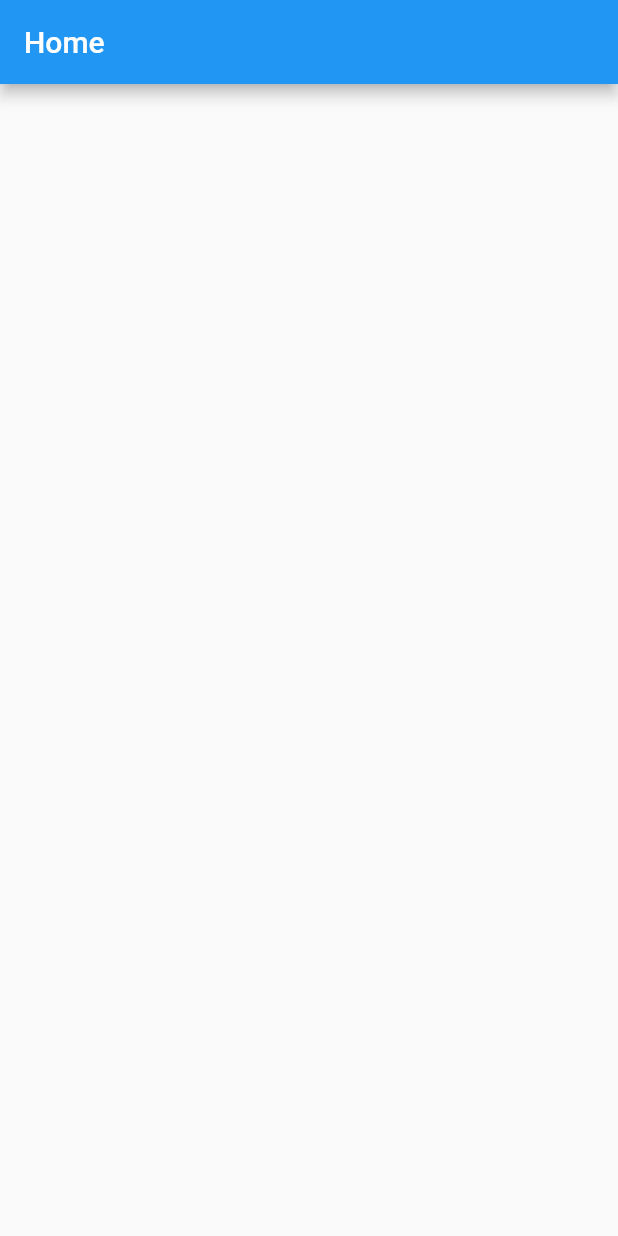
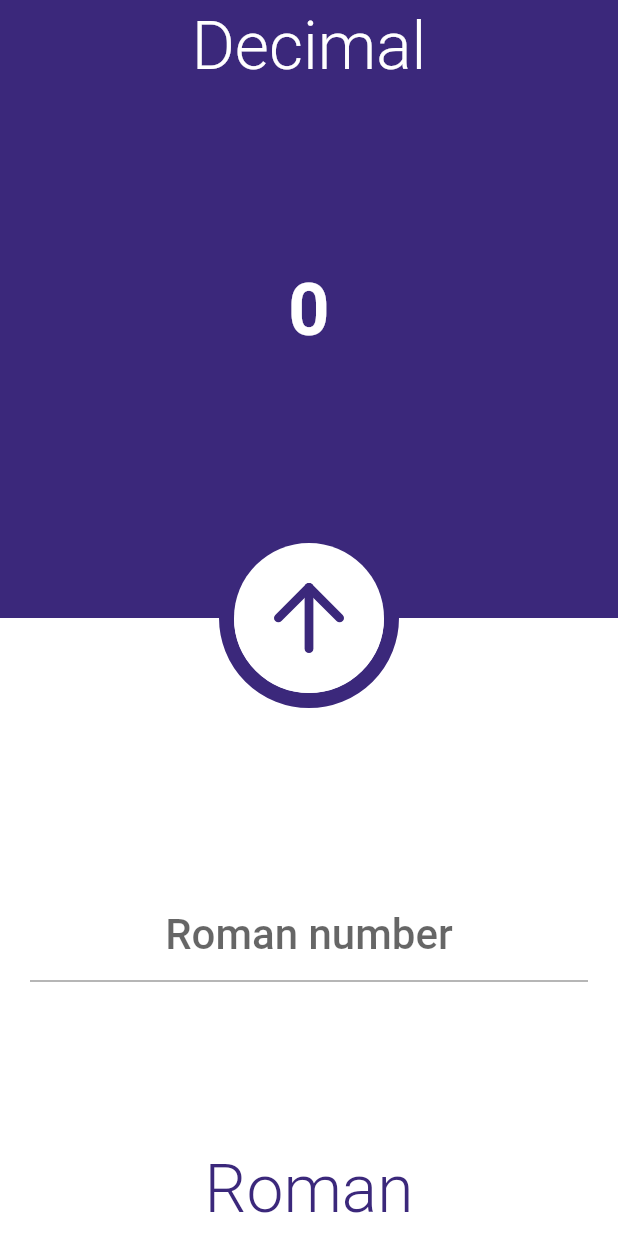
Before and after one commit to bmsrangel/app-ideas_roman2decimal, a Flutter app: the screen it shows after launch, on a phone screen of 412 x 824 dp. Run offline on Flutter 3.47's test engine with Material 2 defaults, Android fonts, the phone set to English and light mode, and no system bars; our stand-ins replace bloc, flutter_bloc, flutter_icons.

Commit message:
Implemented interface with error catching and cubit

```diff
--- /dev/null
+++ b/lib/app/modules/home/cubit/decimal_cubit.dart
@@ -0,0 +1,23 @@
+import 'package:bloc/bloc.dart';
+import 'package:meta/meta.dart';
+
+import '../../../shared/exceptions/argument_exception.dart';
+import '../../../utils/roman_decimal_converter.dart';
+
+part 'decimal_state.dart';
+
+class DecimalCubit extends Cubit<DecimalState> {
+  DecimalCubit(this._converter) : super(DecimalInitial());
+
+  final RomanDecimalConverter _converter;
+
+  void rom2dec(String value) {
+    emit(DecimalConverting());
+    try {
+      final int result = _converter.rom2dec(value);
+      emit(DecimalResult(result));
+    } on ArgumentException catch (e) {
+      emit(DecimalError(e.message));
+    }
+  }
+}
--- /dev/null
+++ b/lib/app/modules/home/cubit/decimal_state.dart
@@ -0,0 +1,24 @@
+part of 'decimal_cubit.dart';
+
+@immutable
+abstract class DecimalState {
+  const DecimalState();
+}
+
+class DecimalInitial extends DecimalState {
+  const DecimalInitial();
+}
+
+class DecimalConverting extends DecimalState {
+  const DecimalConverting();
+}
+
+class DecimalResult extends DecimalState {
+  final int result;
+  const DecimalResult(this.result);
+}
+
+class DecimalError extends DecimalState {
+  final String message;
+  const DecimalError(this.message);
+}
--- a/lib/app/modules/home/pages/home_page.dart
+++ b/lib/app/modules/home/pages/home_page.dart
@@ -1,4 +1,7 @@
 import 'package:flutter/material.dart';
+import 'package:flutter_bloc/flutter_bloc.dart';
+import 'package:flutter_icons/flutter_icons.dart';
+import 'package:roman2decimal/app/modules/home/cubit/decimal_cubit.dart';
 
 class HomePage extends StatefulWidget {
   @override
@@ -6,13 +9,142 @@ class HomePage extends StatefulWidget {
 }
 
 class _HomePageState extends State<HomePage> {
+  final TextEditingController _rom$ = TextEditingController();
+
   @override
   Widget build(BuildContext context) {
+    final Color primaryColor = Theme.of(context).primaryColor;
+
     return Scaffold(
-      appBar: AppBar(
-        title: Text('Home'),
+      backgroundColor: primaryColor,
+      body: SafeArea(
+        child: Container(
+          child: Stack(
+            children: [
+              Column(
+                children: [
+                  Expanded(
+                    child: Container(
+                      alignment: Alignment.center,
+                      child: BlocConsumer<DecimalCubit, DecimalState>(
+                        listener: (context, state) {
+                          if (state is DecimalError) {
+                            Scaffold.of(context).showSnackBar(SnackBar(
+                              content: Text(state.message),
+                              backgroundColor: Colors.red[600],
+                            ));
+                          }
+                        },
+                        builder: (context, state) {
+                          if (state is DecimalResult) {
+                            return Text(
+                              state.result.toString(),
+                              style: TextStyle(
+                                color: Colors.white,
+                                fontSize: 48.0,
+                                fontWeight: FontWeight.bold,
+                              ),
+                            );
+                          } else {
+                            return Text(
+                              "0",
+                              style: TextStyle(
+                                color: Colors.white,
+                                fontSize: 48.0,
+                                fontWeight: FontWeight.bold,
+                              ),
+                            );
+                          }
+                        },
+                      ),
+                    ),
+                  ),
+                  Expanded(
+                    child: Container(
+                      alignment: Alignment.center,
+                      padding: const EdgeInsets.symmetric(horizontal: 20.0),
+                      color: Colors.white,
+                      child: TextField(
+                        controller: _rom$,
+                        cursorColor: primaryColor,
+                        decoration: InputDecoration(
+                          hintText: "Roman number",
+                          hintStyle: TextStyle(
+                            fontSize: 28.0,
+                          ),
+                        ),
+                        maxLines: 1,
+                        textAlign: TextAlign.center,
+                        textCapitalization: TextCapitalization.characters,
+                        style: TextStyle(
+                          color: primaryColor,
+                          fontSize: 42.0,
+                          fontWeight: FontWeight.w500,
+                        ),
+                      ),
+                    ),
+                  ),
+                ],
+              ),
+              Align(
+                alignment: Alignment.center,
+                child: Container(
+                  width: 120.0,
+                  height: 120.0,
+                  decoration: BoxDecoration(
+                    color: Colors.transparent,
+                    shape: BoxShape.circle,
+                    border: Border.all(
+                      color: primaryColor,
+                      width: 10.0,
+                    ),
+                  ),
+                  child: GestureDetector(
+                    onTap: () {
+                      context.bloc<DecimalCubit>().rom2dec(_rom$.text);
+                    },
+                    child: Container(
+                      decoration: BoxDecoration(
+                        color: Colors.white,
+                        shape: BoxShape.circle,
+                      ),
+                      child: Icon(
+                        Feather.arrow_up,
+                        color: primaryColor,
+                        size: 70.0,
+                      ),
+                    ),
+                  ),
+                ),
+              ),
+              Container(
+                padding: const EdgeInsets.only(top: 5.0),
+                alignment: Alignment.topCenter,
+                child: Text(
+                  "Decimal",
+                  style: TextStyle(
+                    color: Colors.white,
+                    fontWeight: FontWeight.w300,
+                    fontSize: 44.0,
+                  ),
+                ),
+              ),
+              Container(
+                padding: const EdgeInsets.only(bottom: 5.0),
+                alignment: Alignment.bottomCenter,
+                child: Text(
+                  "Roman",
+                  style: TextStyle(
+                    color: primaryColor,
+                    fontWeight: FontWeight.w300,
+                    fontSize: 44.0,
+                  ),
+                ),
+              ),
+            ],
+          ),
+        ),
       ),
-      body: Container(),
     );
   }
 }
--- a/lib/app/utils/roman_decimal_converter.dart
+++ b/lib/app/utils/roman_decimal_converter.dart
@@ -74,6 +74,7 @@ class RomanDecimalConverter {
   }
 
   int rom2dec(String value) {
+    if (value.isNotEmpty) {
       if (_containsUnexpectedCharacter(value)) {
         throw ArgumentException("Unexpected character at input");
       } else if (!_isBefore(value)) {
@@ -84,12 +85,11 @@ class RomanDecimalConverter {
             "Too many repeated characters! I, X, C and M must not exceed three in a row");
       } else {
         List<int> convertedIndividualValues = _splitInputAndMapValues(value);
-
         int total = 0;
-
         for (int i = 0; i < convertedIndividualValues.length; i++) {
           if ((i < convertedIndividualValues.length - 1) &&
-            (convertedIndividualValues[i] < convertedIndividualValues[i + 1])) {
+              (convertedIndividualValues[i] <
+                  convertedIndividualValues[i + 1])) {
             total -= convertedIndividualValues[i];
           } else {
             total += convertedIndividualValues[i];
@@ -97,5 +97,8 @@ class RomanDecimalConverter {
         }
         return total;
       }
+    } else {
+      return 0;
     }
   }
+}
--- a/lib/main.dart
+++ b/lib/main.dart
@@ -1,5 +1,9 @@
 import 'package:flutter/material.dart';
-import 'package:roman2decimal/app/modules/home/pages/home_page.dart';
+import 'package:flutter_bloc/flutter_bloc.dart';
+import 'package:roman2decimal/app/modules/home/cubit/decimal_cubit.dart';
+import 'package:roman2decimal/app/utils/roman_decimal_converter.dart';
+
+import 'app/modules/home/pages/home_page.dart';
 
 void main() {
   runApp(MyApp());
@@ -9,12 +13,16 @@ class MyApp extends StatelessWidget {
   @override
   Widget build(BuildContext context) {
     return MaterialApp(
-      title: 'Flutter Demo',
+      title: 'Roman to Decimal Converter',
       theme: ThemeData(
-        primarySwatch: Colors.blue,
+        primaryColor: Color(0xFF3B287B),
+        textSelectionHandleColor: Color(0xFF3B287B),
         visualDensity: VisualDensity.adaptivePlatformDensity,
       ),
-      home: HomePage(),
+      home: BlocProvider<DecimalCubit>(
+        create: (context) => DecimalCubit(RomanDecimalConverter()),
+        child: HomePage(),
+      ),
     );
   }
 }
--- a/pubspec.yaml
+++ b/pubspec.yaml
@@ -21,6 +21,7 @@ environment:
   sdk: ">=2.7.0 <3.0.0"
 
 dependencies:
+  flutter_icons: ^1.1.0
   flutter_bloc: ^6.0.6
   flutter:
     sdk: flutter
```
Lines whose indentation alone changed are shown as unchanged.
